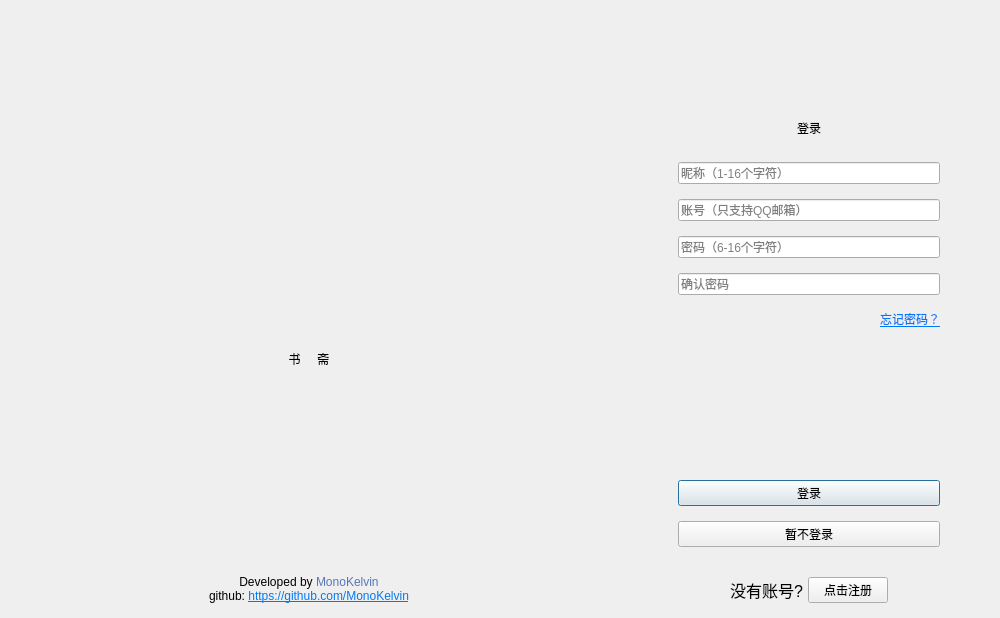
Above: LoginDialog.ui from MonoKelvin/BookStudyApp before the change. Below: the same form after it.
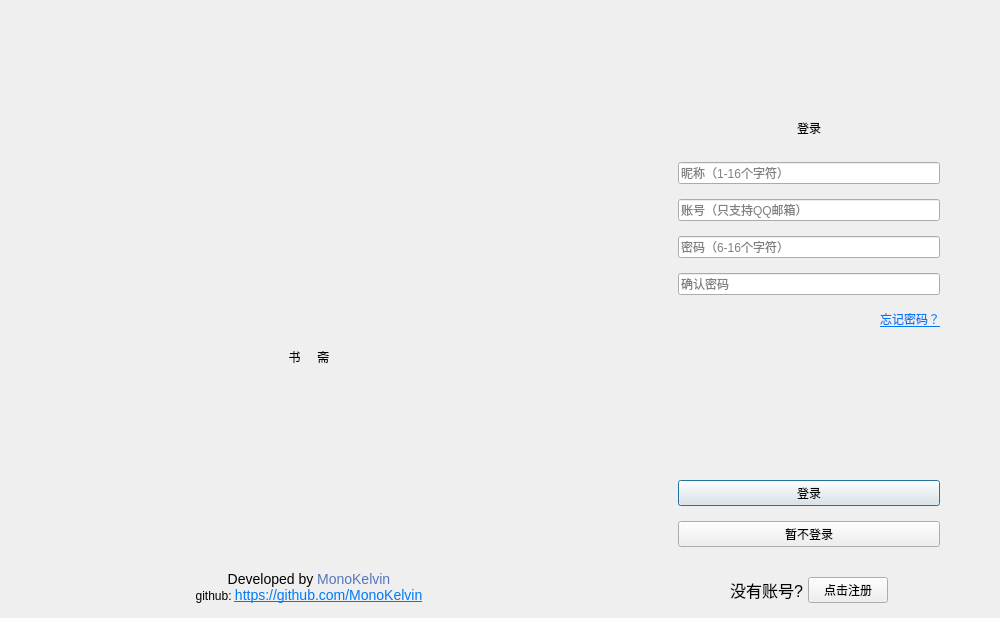
That is the form after the change. Icons and pictures are not drawn.

The edit to the form file:
```diff
--- a/LoginDialog.ui
+++ b/LoginDialog.ui
@@ -103,7 +103,7 @@
          </sizepolicy>
         </property>
         <property name="text">
-         <string>&lt;html&gt;&lt;head/&gt;&lt;body&gt;&lt;p&gt;&lt;span style=&quot; font-size:9pt;&quot;&gt;Developed by &lt;/span&gt;&lt;span style=&quot; font-size:9pt; color:#5576be;&quot;&gt;MonoKelvin&lt;/span&gt;&lt;span style=&quot; font-size:9pt;&quot;&gt;&lt;br/&gt;github: &lt;/span&gt;&lt;a href=&quot;https://github.com/MonoKelvin&quot;&gt;&lt;span style=&quot; text-decoration: underline; color:#007af4;&quot;&gt;https://github.com/MonoKelvin&lt;/span&gt;&lt;/a&gt;&lt;/p&gt;&lt;/body&gt;&lt;/html&gt;</string>
+         <string>&lt;html&gt;&lt;head/&gt;&lt;body&gt;&lt;p&gt;&lt;span style=&quot; font-size:14px;&quot;&gt;Developed by &lt;/span&gt;&lt;span style=&quot; font-size:14px; color:#5576be;&quot;&gt;MonoKelvin&lt;/span&gt;&lt;span style=&quot; font-size:9pt;&quot;&gt;&lt;br/&gt;github: &lt;/span&gt;&lt;a href=&quot;https://github.com/MonoKelvin&quot;&gt;&lt;span style=&quot; text-decoration: underline;font-size:14px; color:#007af4;&quot;&gt;https://github.com/MonoKelvin&lt;/span&gt;&lt;/a&gt;&lt;/p&gt;&lt;/body&gt;&lt;/html&gt;</string>
         </property>
         <property name="alignment">
          <set>Qt::AlignCenter</set>
```
Left out of the diff: 12 changed lines with no effect on the pictures.
